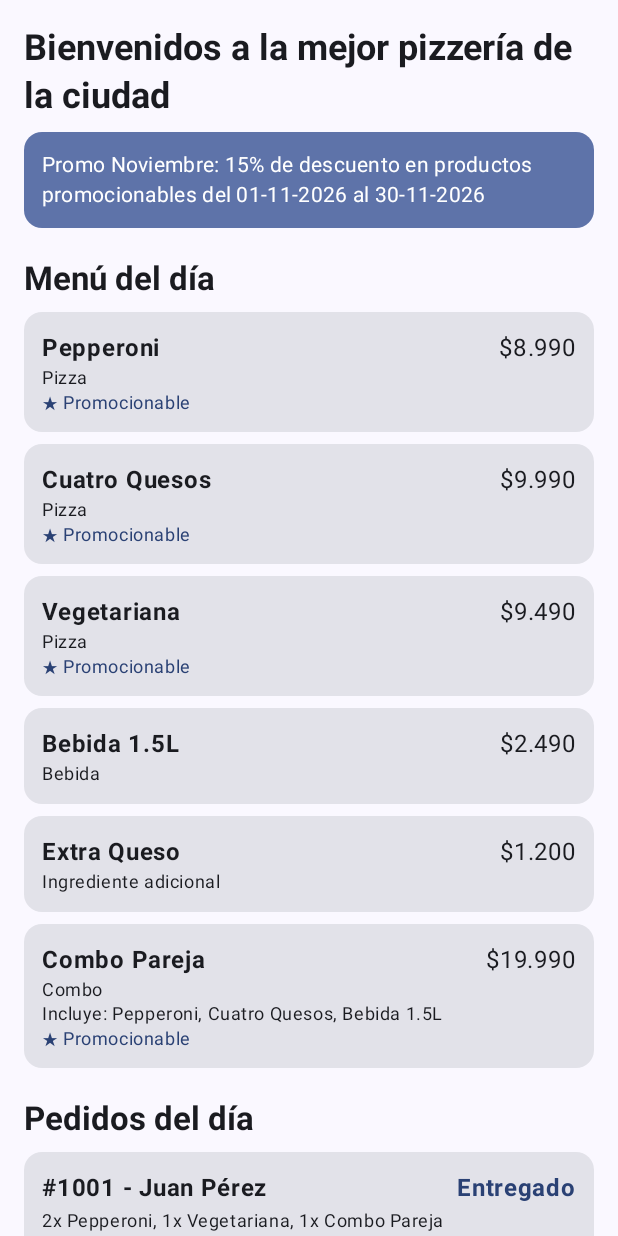
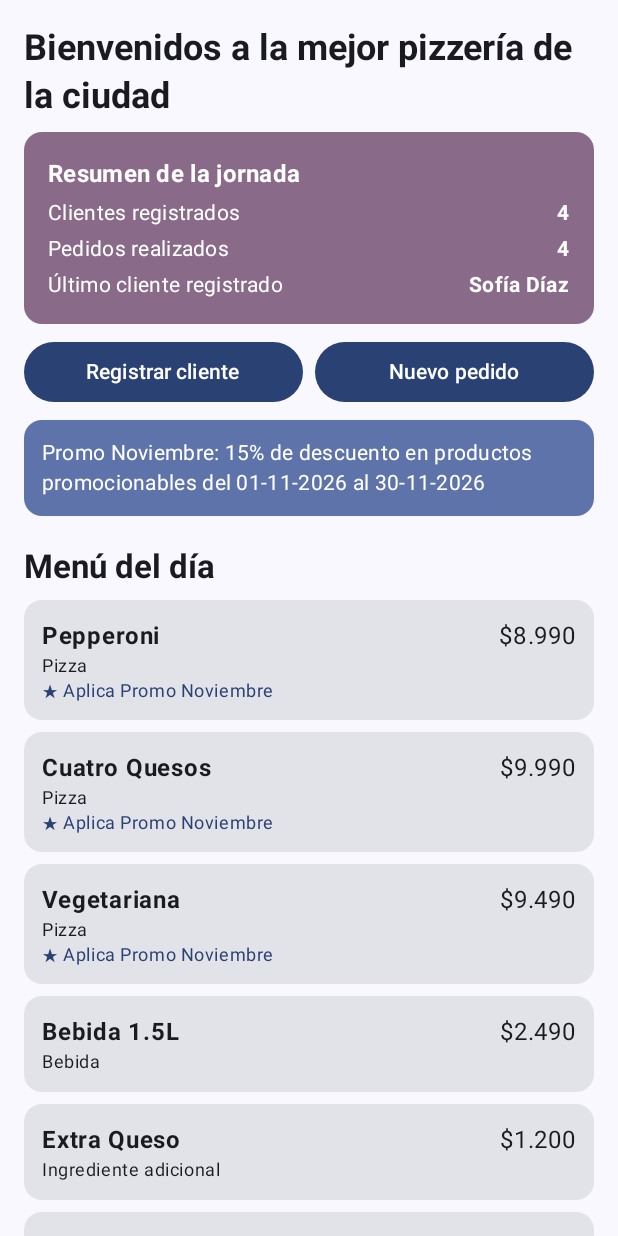
Before and after one commit to m-vargas-h/PizzeriaApp, an Android app built with Jetpack Compose: the screen it shows after launch (MainActivity), on a phone screen of 412 x 824 dp. Run offline under Robolectric (Android 15) with nearby library versions, the phone set to English and light mode, and no system bars; our stand-ins replace livedata-compose.

Commit message:
Resumen dinámico (clientes, pedidos, último cliente), formularios de cliente y pedido con ViewModel; texto Aplica Promo

```diff
--- a/app/src/main/java/cl/duoc/pizzeriaapp/MainActivity.kt
+++ b/app/src/main/java/cl/duoc/pizzeriaapp/MainActivity.kt
@@ -8,8 +8,12 @@ import androidx.activity.viewModels
 import androidx.compose.foundation.layout.fillMaxSize
 import androidx.compose.foundation.layout.padding
 import androidx.compose.material3.Scaffold
+import androidx.compose.material3.SnackbarHost
+import androidx.compose.material3.SnackbarHostState
+import androidx.compose.runtime.LaunchedEffect
 import androidx.compose.runtime.getValue
 import androidx.compose.runtime.livedata.observeAsState
+import androidx.compose.runtime.remember
 import androidx.compose.ui.Modifier
 import cl.duoc.pizzeriaapp.ui.screens.PizzeriaScreen
 import cl.duoc.pizzeriaapp.ui.theme.PizzeriaAppTheme
@@ -27,12 +31,28 @@ class MainActivity : ComponentActivity() {
             PizzeriaAppTheme {
                 // observeAsState: cada vez que el LiveData publica un estado nuevo, la pantalla se recompone
                 val estado by viewModel.estado.observeAsState()
+                val mensaje by viewModel.mensaje.observeAsState()
+                val snackbarHostState = remember { SnackbarHostState() }
 
-                Scaffold(modifier = Modifier.fillMaxSize()) { innerPadding ->
+                // Muestra el resultado de cada operación (cliente registrado, pedido creado o rechazado)
+                LaunchedEffect(mensaje) {
+                    mensaje?.let {
+                        snackbarHostState.showSnackbar(it)
+                        viewModel.mensajeMostrado()
+                    }
+                }
+
+                Scaffold(
+                    modifier = Modifier.fillMaxSize(),
+                    snackbarHost = { SnackbarHost(snackbarHostState) }
+                ) { innerPadding ->
                     // Conexión lógica-UI: los datos del ViewModel llegan a la pantalla Compose del módulo :ui
+                    // y las acciones de los formularios vuelven al ViewModel
                     PizzeriaScreen(
                         estado = estado,
-                        modifier = Modifier.padding(innerPadding)
+                        modifier = Modifier.padding(innerPadding),
+                        onRegistrarCliente = viewModel::registrarCliente,
+                        onCrearPedido = viewModel::crearPedido
                     )
                 }
             }
--- a/data/src/main/java/cl/duoc/pizzeriaapp/data/EstadoPizzeria.kt
+++ b/data/src/main/java/cl/duoc/pizzeriaapp/data/EstadoPizzeria.kt
@@ -12,4 +12,11 @@ data class EstadoPizzeria(
     val pedidos: List<Pedido>,
     val clientes: List<Cliente>,
     val repartidores: List<Repartidor>
-)
+) {
+    // Datos del mensaje de resumen de la pantalla inicial
+    val totalClientes: Int get() = clientes.size
+    val totalPedidos: Int get() = pedidos.size
+
+    // Registro conserva el orden de registro: el último de la lista es el más reciente
+    val ultimoCliente: Cliente? get() = clientes.lastOrNull()
+}
--- a/data/src/main/java/cl/duoc/pizzeriaapp/data/PizzeriaRepositorio.kt
+++ b/data/src/main/java/cl/duoc/pizzeriaapp/data/PizzeriaRepositorio.kt
@@ -1,20 +1,29 @@
 package cl.duoc.pizzeriaapp.data
 
 import cl.duoc.pizzeriaapp.app.Jornada
+import cl.duoc.pizzeriaapp.model.Cliente
 import cl.duoc.pizzeriaapp.model.EstadoPedido
+import cl.duoc.pizzeriaapp.model.ItemPedido
+import cl.duoc.pizzeriaapp.model.Pedido
+import cl.duoc.pizzeriaapp.model.Producto
 import cl.duoc.pizzeriaapp.service.procesarPedido
 import kotlinx.coroutines.Dispatchers
+import kotlinx.coroutines.sync.Mutex
+import kotlinx.coroutines.sync.withLock
 import kotlinx.coroutines.withContext
 
 // Punto de acceso a la lógica de la pizzería para la capa de UI
-// La UI no conoce Jornada, Inventario ni los servicios: solo pide el estado al repositorio
+// La UI no conoce Jornada, Inventario ni los servicios: solo pide el estado y solicita operaciones
 class PizzeriaRepositorio(private val jornada: Jornada = Jornada()) {
 
     private var datosCargados = false
 
+    // Mutex: si llegan dos operaciones seguidas, se ejecutan de a una sobre la misma jornada
+    private val mutex = Mutex()
+
     // suspend + Dispatchers.Default: registrar clientes y procesar pedidos se hace fuera del hilo principal
     // Los mensajes de procesarPedido (inventario, notificaciones, despacho) se siguen viendo en Logcat
-    suspend fun cargarDatosIniciales(): EstadoPizzeria = withContext(Dispatchers.Default) {
+    suspend fun cargarDatosIniciales(): EstadoPizzeria = enSegundoPlano {
         if (!datosCargados) {
             val clientes = registrarClientesIniciales(jornada.registro)
             crearPedidosIniciales(clientes, jornada.menu).zip(ESTADOS_OBJETIVO).forEach { (pedido, objetivo) ->
@@ -26,12 +35,36 @@ class PizzeriaRepositorio(private val jornada: Jornada = Jornada()) {
         obtenerEstado()
     }
 
+    // Registro valida teléfono y correo (asigna valores por defecto si no son válidos)
+    // Si el cliente ya existe (mismo nombre y correo) retorna el registro existente
+    suspend fun registrarCliente(nombre: String, telefono: String, correo: String, direccion: String): Cliente =
+        enSegundoPlano { jornada.registro.registrarCliente(nombre, telefono, correo, direccion) }
+
+    // El pedido nuevo toma el siguiente correlativo y la fecha de hoy (define si aplica la promoción)
+    // Inventario lo acepta (En preparación) o lo rechaza por falta de ingredientes
+    // ItemPedido lanza IllegalArgumentException si la cantidad está fuera de rango
+    suspend fun crearPedido(cliente: Cliente, producto: Producto, cantidad: Int, notas: String): Pedido =
+        enSegundoPlano {
+            val pedido = Pedido(
+                idPedido = jornada.proximoIdPedido(),
+                cliente = cliente,
+                items = listOf(ItemPedido(producto, cantidad)),
+                notas = notas.ifBlank { null }
+            )
+            jornada.agregarPedido(pedido)
+            procesarPedido(pedido, jornada.inventario, jornada.repartidores, EstadoPedido.EN_PREPARACION)
+            pedido
+        }
+
     fun obtenerEstado(): EstadoPizzeria = EstadoPizzeria(
         catalogo = jornada.registro.obtenerCatalogo(),
         pedidos = jornada.pedidosDelDia().toList(),
         clientes = jornada.registro.obtenerClientes(),
         repartidores = jornada.repartidores
     )
+
+    private suspend fun <T> enSegundoPlano(operacion: () -> T): T =
+        withContext(Dispatchers.Default) { mutex.withLock { operacion() } }
 
     companion object {
         // Estado hasta el que se lleva cada pedido precargado (#1001 a #1004)
--- /dev/null
+++ b/ui/src/main/java/cl/duoc/pizzeriaapp/ui/components/ResumenCard.kt
@@ -0,0 +1,47 @@
+package cl.duoc.pizzeriaapp.ui.components
+
+import androidx.compose.foundation.layout.Arrangement
+import androidx.compose.foundation.layout.Column
+import androidx.compose.foundation.layout.Row
+import androidx.compose.foundation.layout.fillMaxWidth
+import androidx.compose.foundation.layout.padding
+import androidx.compose.material3.Card
+import androidx.compose.material3.CardDefaults
+import androidx.compose.material3.MaterialTheme
+import androidx.compose.material3.Text
+import androidx.compose.runtime.Composable
+import androidx.compose.ui.Modifier
+import androidx.compose.ui.text.font.FontWeight
+import androidx.compose.ui.unit.dp
+import cl.duoc.pizzeriaapp.data.EstadoPizzeria
+
+// Mensaje de resumen de la pantalla inicial: se recalcula con cada estado que publica el ViewModel
+@Composable
+fun ResumenCard(estado: EstadoPizzeria, modifier: Modifier = Modifier) {
+    Card(
+        modifier = modifier.fillMaxWidth(),
+        colors = CardDefaults.cardColors(containerColor = MaterialTheme.colorScheme.tertiaryContainer)
+    ) {
+        Column(
+            modifier = Modifier.padding(16.dp),
+            verticalArrangement = Arrangement.spacedBy(4.dp)
+        ) {
+            Text(
+                text = "Resumen de la jornada",
+                style = MaterialTheme.typography.titleMedium,
+                fontWeight = FontWeight.Bold
+            )
+            DatoResumen("Clientes registrados", estado.totalClientes.toString())
+            DatoResumen("Pedidos realizados", estado.totalPedidos.toString())
+            DatoResumen("Último cliente registrado", estado.ultimoCliente?.nombre ?: "Sin clientes")
+        }
+    }
+}
+
+@Composable
+private fun DatoResumen(etiqueta: String, valor: String) {
+    Row(modifier = Modifier.fillMaxWidth(), horizontalArrangement = Arrangement.SpaceBetween) {
+        Text(text = etiqueta, style = MaterialTheme.typography.bodyMedium)
+        Text(text = valor, style = MaterialTheme.typography.bodyMedium, fontWeight = FontWeight.Bold)
+    }
+}
--- a/ui/src/main/java/cl/duoc/pizzeriaapp/ui/screens/PizzeriaScreen.kt
+++ b/ui/src/main/java/cl/duoc/pizzeriaapp/ui/screens/PizzeriaScreen.kt
@@ -10,18 +10,24 @@ import androidx.compose.foundation.layout.fillMaxWidth
 import androidx.compose.foundation.layout.padding
 import androidx.compose.foundation.lazy.LazyColumn
 import androidx.compose.foundation.lazy.items
+import androidx.compose.material3.Button
 import androidx.compose.material3.Card
 import androidx.compose.material3.CardDefaults
 import androidx.compose.material3.CircularProgressIndicator
 import androidx.compose.material3.MaterialTheme
 import androidx.compose.material3.Text
 import androidx.compose.runtime.Composable
+import androidx.compose.runtime.getValue
+import androidx.compose.runtime.mutableStateOf
+import androidx.compose.runtime.saveable.rememberSaveable
+import androidx.compose.runtime.setValue
 import androidx.compose.ui.Alignment
 import androidx.compose.ui.Modifier
 import androidx.compose.ui.graphics.Color
 import androidx.compose.ui.text.font.FontWeight
 import androidx.compose.ui.unit.dp
 import cl.duoc.pizzeriaapp.data.EstadoPizzeria
+import cl.duoc.pizzeriaapp.model.Cliente
 import cl.duoc.pizzeriaapp.model.Combo
 import cl.duoc.pizzeriaapp.model.EstadoPedido
 import cl.duoc.pizzeriaapp.model.Pedido
@@ -29,14 +35,23 @@ import cl.duoc.pizzeriaapp.model.PeriodoPromocion
 import cl.duoc.pizzeriaapp.model.Producto
 import cl.duoc.pizzeriaapp.model.Usuario
 import cl.duoc.pizzeriaapp.annotations.esPromocionable
+import cl.duoc.pizzeriaapp.ui.components.FormularioCliente
+import cl.duoc.pizzeriaapp.ui.components.FormularioPedido
 import cl.duoc.pizzeriaapp.ui.components.Greeting
+import cl.duoc.pizzeriaapp.ui.components.ResumenCard
 import cl.duoc.pizzeriaapp.utils.formatearFecha
 import cl.duoc.pizzeriaapp.utils.formatearPesos
 
-// Pantalla principal: bienvenida, menú del día, pedidos del día y usuarios registrados
+// Pantalla principal: bienvenida, resumen, acciones, menú del día, pedidos del día y usuarios registrados
 // Recibe el estado desde MainActivity (que lo observa en el ViewModel); null mientras se cargan los datos
+// Las acciones de los formularios se delegan al ViewModel mediante los callbacks
 @Composable
-fun PizzeriaScreen(estado: EstadoPizzeria?, modifier: Modifier = Modifier) {
+fun PizzeriaScreen(
+    estado: EstadoPizzeria?,
+    modifier: Modifier = Modifier,
+    onRegistrarCliente: (nombre: String, telefono: String, correo: String, direccion: String) -> Unit = { _, _, _, _ -> },
+    onCrearPedido: (cliente: Cliente, producto: Producto, cantidad: Int, notas: String) -> Unit = { _, _, _, _ -> }
+) {
     if (estado == null) {
         Box(modifier = modifier.fillMaxSize(), contentAlignment = Alignment.Center) {
             CircularProgressIndicator()
@@ -44,6 +59,9 @@ fun PizzeriaScreen(estado: EstadoPizzeria?, modifier: Modifier = Modifier) {
         return
     }
     val pedidos = estado.pedidos
+    // rememberSaveable: el formulario abierto se mantiene al rotar la pantalla
+    var mostrarFormularioCliente by rememberSaveable { mutableStateOf(false) }
+    var mostrarFormularioPedido by rememberSaveable { mutableStateOf(false) }
     // Polimorfismo: clientes y repartidores se tratan como Usuario
     val usuarios: List<Usuario> = estado.clientes + estado.repartidores
 
@@ -53,6 +71,20 @@ fun PizzeriaScreen(estado: EstadoPizzeria?, modifier: Modifier = Modifier) {
         verticalArrangement = Arrangement.spacedBy(8.dp)
     ) {
         item { Greeting() }
+        item { ResumenCard(estado) }
+        item {
+            Row(
+                modifier = Modifier.fillMaxWidth(),
+                horizontalArrangement = Arrangement.spacedBy(8.dp)
+            ) {
+                Button(onClick = { mostrarFormularioCliente = true }, modifier = Modifier.weight(1f)) {
+                    Text("Registrar cliente")
+                }
+                Button(onClick = { mostrarFormularioPedido = true }, modifier = Modifier.weight(1f)) {
+                    Text("Nuevo pedido")
+                }
+            }
+        }
         item { BannerPromocion() }
 
         item { TituloSeccion("Menú del día") }
@@ -64,6 +96,21 @@ fun PizzeriaScreen(estado: EstadoPizzeria?, modifier: Modifier = Modifier) {
 
         item { TituloSeccion("Usuarios registrados") }
         items(usuarios) { usuario -> FilaUsuario(usuario) }
+    }
+
+    if (mostrarFormularioCliente) {
+        FormularioCliente(
+            onRegistrar = onRegistrarCliente,
+            onCerrar = { mostrarFormularioCliente = false }
+        )
+    }
+    if (mostrarFormularioPedido) {
+        FormularioPedido(
+            clientes = estado.clientes,
+            productos = estado.catalogo,
+            onCrear = onCrearPedido,
+            onCerrar = { mostrarFormularioPedido = false }
+        )
     }
 }
 
@@ -111,7 +158,7 @@ private fun TarjetaProducto(producto: Producto) {
             // Anotaciones: @Promocionable leída con reflection
             if (esPromocionable(producto)) {
                 Text(
-                    text = "★ Promocionable",
+                    text = "★ Aplica ${PeriodoPromocion.NOMBRE}",
                     style = MaterialTheme.typography.bodySmall,
                     color = MaterialTheme.colorScheme.primary
                 )
```
Also changed, not shown: ui/src/main/java/cl/duoc/pizzeriaapp/ui/components/FormularioCliente.kt (added, +87 -0 lines), ui/src/main/java/cl/duoc/pizzeriaapp/ui/components/FormularioPedido.kt (added, +135 -0 lines), ui/src/main/java/cl/duoc/pizzeriaapp/ui/viewmodel/PizzeriaViewModel.kt (+53 -0 lines).
